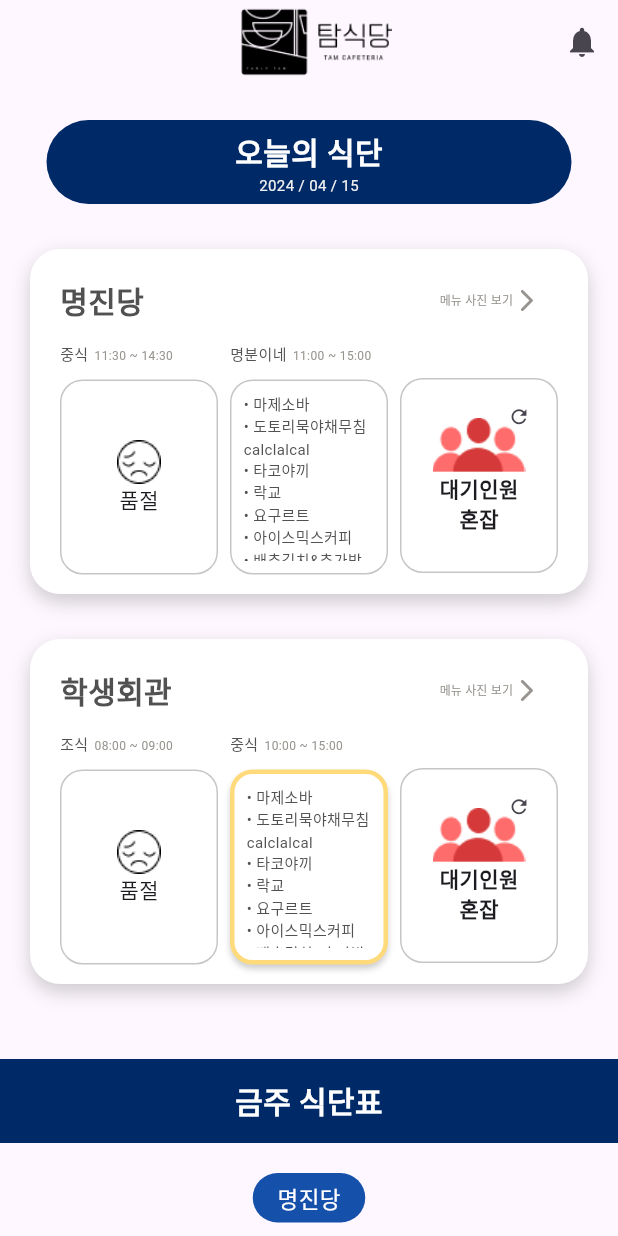
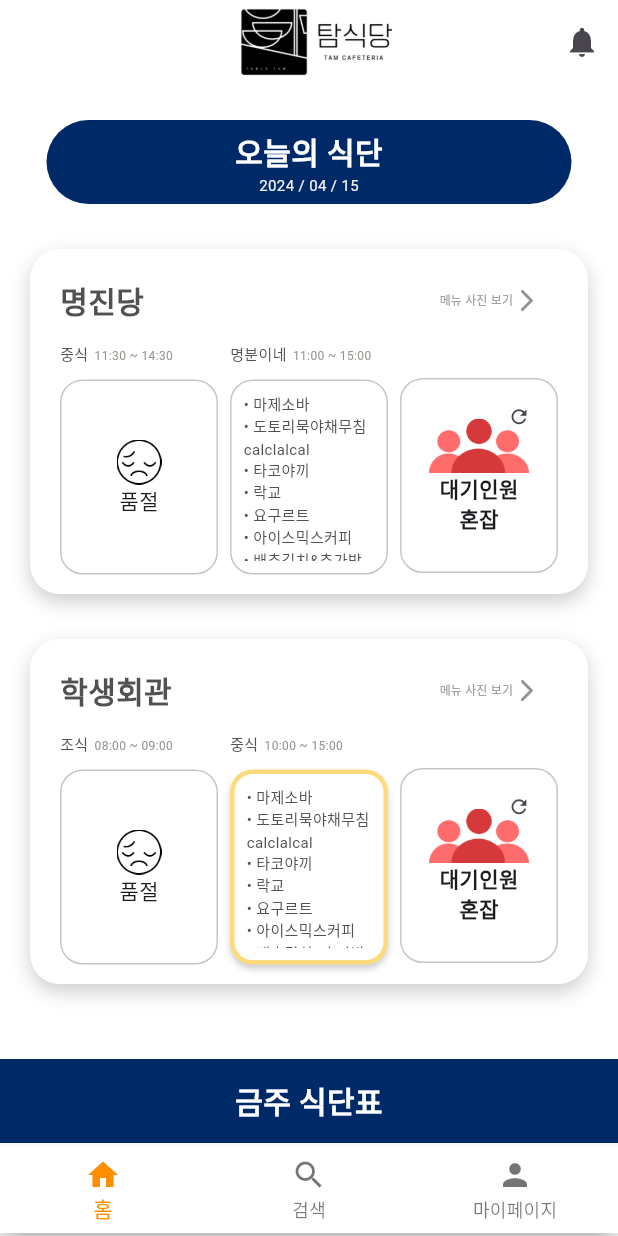
Before and after one commit to Team-Fiveguys/TAM-Cafeteria-Front, a Flutter app: the screen it shows after launch, on a phone screen of 412 x 824 dp. Run offline on Flutter 3.47's test engine with Material 3 defaults, Android fonts, the phone set to English and light mode, and no system bars; key blocks and very long unbroken strings in the code were emptied for the run.

Commit message:
bottom bar 제작, 아이콘 사진 변경 및 추가, 마이페이지 class 생성

```diff
--- a/lib/main.dart
+++ b/lib/main.dart
@@ -1,5 +1,7 @@
 import 'package:flutter/material.dart';
+import 'package:flutter/rendering.dart';
 import 'package:tam_cafeteria_front/screens/main_screen.dart';
+import 'package:tam_cafeteria_front/screens/my_page_screen.dart';
 import 'package:tam_cafeteria_front/screens/notification_screen.dart';
 import 'package:tam_cafeteria_front/services/api_service.dart';
 
@@ -7,16 +9,72 @@ void main() {
   runApp(const App());
 }
 
-class App extends StatelessWidget {
+class App extends StatefulWidget {
   const App({super.key});
 
   @override
+  State<App> createState() => _AppState();
+}
+
+class _AppState extends State<App> {
+  int _selectedIndex = 0; // 현재 선택된 탭의 인덱스
+
+  final ScrollController _scrollController = ScrollController();
+  bool _isVisible = true;
+
+  @override
+  void initState() {
+    super.initState();
+    _scrollController.addListener(() {
+      if (_scrollController.position.userScrollDirection ==
+          ScrollDirection.reverse) {
+        if (_isVisible == true) {
+          setState(() {
+            _isVisible = false;
+          });
+        }
+      } else {
+        if (_scrollController.position.userScrollDirection ==
+            ScrollDirection.forward) {
+          if (_isVisible == false) {
+            setState(() {
+              _isVisible = true;
+            });
+          }
+        }
+      }
+    });
+  }
+
+  @override
+  void dispose() {
+    _scrollController.dispose();
+    super.dispose();
+  }
+
+  // 탭에 따라 표시될 페이지를 결정하는 함수
+  static final List<Widget> _widgetOptions = <Widget>[
+    MainScreen(),
+    const Text(
+      '검색',
+      style: TextStyle(fontSize: 35, fontWeight: FontWeight.bold),
+    ),
+    const MyPage(),
+  ];
+
+  // 사용자가 탭을 선택했을 때 호출되는 함수
+  void _onItemTapped(int index) {
+    setState(() {
+      _selectedIndex = index; // 선택된 탭의 인덱스를 업데이트
+    });
+  }
 
   // This widget is the root of your application.
   @override
   Widget build(BuildContext context) {
     return MaterialApp(
       theme: ThemeData(
+        scaffoldBackgroundColor: Colors.white,
         primaryColor: const Color(0xFF3e3e3e),
         primaryColorLight: const Color(0xFF97948f),
         primaryColorDark: const Color(0xFF515151),
@@ -25,9 +83,39 @@ class App extends StatelessWidget {
         canvasColor: const Color(0xFF002967),
       ),
       home: Scaffold(
+        bottomNavigationBar: AnimatedContainer(
+          duration: const Duration(milliseconds: 400),
+          height: _isVisible ? 60.0 : 0.0,
+          child: Wrap(
+            children: [
+              BottomNavigationBar(
+                backgroundColor: Colors.white,
+                items: const <BottomNavigationBarItem>[
+                  BottomNavigationBarItem(
+                    icon: Icon(Icons.home),
+                    label: '홈',
+                  ),
+                  BottomNavigationBarItem(
+                    icon: Icon(Icons.search),
+                    label: '검색',
+                  ),
+                  BottomNavigationBarItem(
+                    icon: Icon(Icons.person),
+                    label: '마이페이지',
+                  ),
+                ],
+                currentIndex: _selectedIndex, // 현재 선택된 탭의 인덱스
+                selectedItemColor: Colors.amber[800],
+                onTap: _onItemTapped, // 탭 선택 시 호출될 함수
+              ),
+            ],
+          ),
+        ),
         appBar: PreferredSize(
           preferredSize: const Size.fromHeight(60),
           child: AppBar(
+            scrolledUnderElevation: 0,
+            backgroundColor: Colors.white,
             leading: const Opacity(
               // 투명한 아이콘 버튼 추가
               opacity: 0.0,
@@ -58,12 +146,9 @@ class App extends StatelessWidget {
                   // Expanded로 Row의 자식을 감싸서 중앙 정렬 유지
                   child: SizedBox(
                     height: 50,
-                    child: Padding(
-                      padding: const EdgeInsets.symmetric(vertical: 0),
-                      child: Image.asset(
-                        'assets/images/app_bar_logo.png',
-                        fit: BoxFit.contain,
-                      ),
+                    child: Image.asset(
+                      'assets/images/app_bar_logo.png',
+                      fit: BoxFit.contain,
                     ),
                   ),
                 ),
@@ -71,7 +156,10 @@ class App extends StatelessWidget {
             ),
           ),
         ),
-        body: MainScreen(),
+        body: SingleChildScrollView(
+          controller: _scrollController,
+          child: _widgetOptions.elementAt(_selectedIndex),
+        ),
       ),
     );
   }
--- a/lib/screens/main_screen.dart
+++ b/lib/screens/main_screen.dart
@@ -5,7 +5,9 @@ import 'package:tam_cafeteria_front/widgets/today_menu_info_widget.dart';
 import 'package:tam_cafeteria_front/widgets/week_menu_info_widget.dart';
 
 class MainScreen extends StatelessWidget {
-  MainScreen({super.key});
+  MainScreen({
+    super.key,
+  });
 
   final DateTime now = DateTime.now();
   final DateFormat dateFormat = DateFormat('yyyy / MM / dd');
@@ -25,8 +27,7 @@ class MainScreen extends StatelessWidget {
 
     Cafeteria cafeteriaMyongjin = Cafeteria.fromJson(myongjin);
     Cafeteria cafeteriaHakgwan = Cafeteria.fromJson(hakgwan);
-    return SingleChildScrollView(
-      child: Column(
+    return Column(
       children: [
         Padding(
           padding: const EdgeInsets.all(20),
@@ -125,7 +126,6 @@ class MainScreen extends StatelessWidget {
           ],
         )
       ],
-      ),
     );
   }
 }
--- /dev/null
+++ b/lib/screens/my_page_screen.dart
@@ -0,0 +1,52 @@
+import 'package:flutter/material.dart';
+
+class MyPage extends StatelessWidget {
+  const MyPage({super.key});
+
+  @override
+  Widget build(BuildContext context) {
+    return Column(
+      children: [
+        Padding(
+          padding: const EdgeInsets.all(20),
+          child: Column(
+            crossAxisAlignment: CrossAxisAlignment.center,
+            children: [
+              Container(
+                alignment: Alignment.center,
+                decoration: BoxDecoration(
+                  borderRadius: BorderRadiusDirectional.circular(36),
+                  color: Theme.of(context).canvasColor,
+                ),
+                width: 350,
+                height: 56,
+                child: const Padding(
+                  padding: EdgeInsets.symmetric(
+                    vertical: 5,
+                  ),
+                  child: Column(
+                    mainAxisAlignment: MainAxisAlignment.center,
+                    // crossAxisAlignment: CrossAxisAlignment.center,
+                    children: [
+                      Text(
+                        '오늘의 식단',
+                        style: TextStyle(
+                          color: Colors.white,
+                          fontSize: 20,
+                          fontWeight: FontWeight.bold,
+                        ),
+                      ),
+                    ],
+                  ),
+                ),
+              ),
+              const SizedBox(
+                height: 30,
+              ),
+            ],
+          ),
+        ),
+      ],
+    );
+  }
+}
--- a/lib/screens/notification_screen.dart
+++ b/lib/screens/notification_screen.dart
@@ -9,6 +9,8 @@ class NotificationCenter extends StatelessWidget {
       appBar: PreferredSize(
         preferredSize: const Size.fromHeight(60),
         child: AppBar(
+          scrolledUnderElevation: 0,
+          backgroundColor: Colors.white,
           automaticallyImplyLeading: false,
           title: Row(
             mainAxisAlignment: MainAxisAlignment.center,
@@ -17,12 +19,9 @@ class NotificationCenter extends StatelessWidget {
                 // Expanded로 Row의 자식을 감싸서 중앙 정렬 유지
                 child: SizedBox(
                   height: 50,
-                  child: Padding(
-                    padding: const EdgeInsets.symmetric(vertical: 5),
-                    child: Image.asset(
-                      'assets/images/app_bar_logo.png',
-                      fit: BoxFit.contain,
-                    ),
+                  child: Image.asset(
+                    'assets/images/app_bar_logo.png',
+                    fit: BoxFit.contain,
                   ),
                 ),
               ),
--- a/lib/widgets/today_menu_info_widget.dart
+++ b/lib/widgets/today_menu_info_widget.dart
@@ -269,7 +269,12 @@ class TodayMenuInfo extends StatelessWidget {
                                         CrossAxisAlignment.center,
                                     mainAxisAlignment: MainAxisAlignment.center,
                                     children: [
-                                      Image.asset('assets/images/soldOut.png'),
+                                      SizedBox(
+                                        width: 30,
+                                        height: 30,
+                                        child: Image.asset(
+                                            'assets/images/soldOut.png'),
+                                      ),
                                       const Text('품절'),
                                     ],
                                   )
@@ -367,9 +372,13 @@ class TodayMenuInfo extends StatelessWidget {
                               child: Column(
                                 mainAxisAlignment: MainAxisAlignment.center,
                                 children: [
-                                  Image.asset(
-                                    'assets/images/waitingBusy.png',
-                                    fit: BoxFit.contain,
+                                  SizedBox(
+                                    width: 67,
+                                    height: 36,
+                                    child: Image.asset(
+                                      'assets/images/veryBusy.png',
+                                      fit: BoxFit.contain,
+                                    ),
                                   ),
                                   const Text(
                                     '대기인원',
--- a/lib/widgets/week_menu_info_widget.dart
+++ b/lib/widgets/week_menu_info_widget.dart
@@ -150,11 +150,20 @@ class WeekMenuInfo extends StatelessWidget {
               const SizedBox(
                 height: 20,
               ),
-              SizedBox(
-                height: 150, // ListView의 높이를 설정합니다.
-                child: ListView.builder(
+              Padding(
+                padding: const EdgeInsets.symmetric(
+                  horizontal: 10,
+                ),
+                child: SizedBox(
+                  height: 177, // ListView의 높이를 설정합니다.
+                  child: ListView.separated(
                     scrollDirection: Axis.horizontal, // 가로 방향으로 스크롤되도록 설정합니다.
-                  itemCount: reorderedDays.length, // 아이템의 개수를 설정합니다.
+                    itemCount: reorderedDays.length,
+                    separatorBuilder: (context, index) {
+                      return const SizedBox(
+                        width: 5,
+                      );
+                    },
                     itemBuilder: (context, index) {
                       return Container(
                         decoration: BoxDecoration(
@@ -166,11 +175,10 @@ class WeekMenuInfo extends StatelessWidget {
                               offset: const Offset(0, 0), // 그림자 위치 조정
                             ),
                           ],
-                        borderRadius: BorderRadius.circular(
-                            15), // 여기에 borderRadius를 추가하여 그림자에도 적용됩니다.
-                        color: Colors.white, // 이 컨테이너의 배경색도 설정할 수 있습니다.
+                          borderRadius: BorderRadius.circular(15),
+                          color: Colors.white,
                         ),
-                      width: 100,
+                        width: 130,
                         margin: const EdgeInsets.symmetric(
                           horizontal: 5,
                           vertical: 5,
@@ -196,7 +204,7 @@ class WeekMenuInfo extends StatelessWidget {
                                 style: TextStyle(color: getTextColor(index)),
                               ),
                               const SizedBox(
-                              height: 10,
+                                height: 5,
                               ),
                               if (menuList[(today - 1 + index) % 7].isEmpty)
                                 const Center(
@@ -204,26 +212,36 @@ class WeekMenuInfo extends StatelessWidget {
                                     "미운영",
                                     style: TextStyle(
                                       color: Color(0xFF5A5A5A),
-                                    fontSize: 10,
+                                      fontSize: 15,
                                     ),
                                   ),
                                 )
                               else
-                              // 메뉴 리스트가 비어 있지 않은 경우, 각 메뉴 항목을 순회합니다.
-                              for (var menu
-                                  in menuList[(today - 1 + index) % 7])
+                                Expanded(
+                                  child: SingleChildScrollView(
+                                    child: Column(
+                                      crossAxisAlignment:
+                                          CrossAxisAlignment.start,
+                                      children: [
+                                        for (var menu in menuList[
+                                            (today - 1 + index) % 7])
                                           Text(
                                             "• $menu",
                                             style: const TextStyle(
                                               color: Color(0xFF5A5A5A),
-                                    fontSize: 8,
+                                              fontSize: 12,
                                             ),
-                                )
+                                          ),
+                                      ],
+                                    ),
+                                  ),
+                                ),
                             ],
                           ),
                         ),
                       );
                     },
+                  ),
                 ),
               ),
               const SizedBox(
@@ -268,11 +286,20 @@ class WeekMenuInfo extends StatelessWidget {
             const SizedBox(
               height: 20,
             ),
-            SizedBox(
-              height: 150, // ListView의 높이를 설정합니다.
-              child: ListView.builder(
+            Padding(
+              padding: const EdgeInsets.symmetric(
+                horizontal: 10,
+              ),
+              child: SizedBox(
+                height: 177, // ListView의 높이를 설정합니다.
+                child: ListView.separated(
                   scrollDirection: Axis.horizontal, // 가로 방향으로 스크롤되도록 설정합니다.
-                itemCount: reorderedDays.length, // 아이템의 개수를 설정합니다.
+                  itemCount: reorderedDays.length,
+                  separatorBuilder: (context, index) {
+                    return const SizedBox(
+                      width: 5,
+                    );
+                  },
                   itemBuilder: (context, index) {
                     return Container(
                       decoration: BoxDecoration(
@@ -284,11 +311,10 @@ class WeekMenuInfo extends StatelessWidget {
                             offset: const Offset(0, 0), // 그림자 위치 조정
                           ),
                         ],
-                      borderRadius: BorderRadius.circular(
-                          15), // 여기에 borderRadius를 추가하여 그림자에도 적용됩니다.
-                      color: Colors.white, // 이 컨테이너의 배경색도 설정할 수 있습니다.
+                        borderRadius: BorderRadius.circular(15),
+                        color: Colors.white,
                       ),
-                    width: 100,
+                      width: 130,
                       margin: const EdgeInsets.symmetric(
                         horizontal: 5,
                         vertical: 5,
@@ -314,7 +340,7 @@ class WeekMenuInfo extends StatelessWidget {
                               style: TextStyle(color: getTextColor(index)),
                             ),
                             const SizedBox(
-                            height: 10,
+                              height: 5,
                             ),
                             if (menuList[(today - 1 + index) % 7].isEmpty)
                               const Center(
@@ -322,25 +348,36 @@ class WeekMenuInfo extends StatelessWidget {
                                   "미운영",
                                   style: TextStyle(
                                     color: Color(0xFF5A5A5A),
-                                  fontSize: 10,
+                                    fontSize: 15,
                                   ),
                                 ),
                               )
                             else
-                            // 메뉴 리스트가 비어 있지 않은 경우, 각 메뉴 항목을 순회합니다.
-                            for (var menu in menuList[(today - 1 + index) % 7])
+                              Expanded(
+                                child: SingleChildScrollView(
+                                  child: Column(
+                                    crossAxisAlignment:
+                                        CrossAxisAlignment.start,
+                                    children: [
+                                      for (var menu
+                                          in menuList[(today - 1 + index) % 7])
                                         Text(
                                           "• $menu",
                                           style: const TextStyle(
                                             color: Color(0xFF5A5A5A),
-                                  fontSize: 8,
+                                            fontSize: 12,
                                           ),
-                              )
+                                        ),
+                                    ],
+                                  ),
+                                ),
+                              ),
                           ],
                         ),
                       ),
                     );
                   },
+                ),
               ),
             ),
             const SizedBox(
--- a/pubspec.yaml
+++ b/pubspec.yaml
@@ -60,7 +60,10 @@ flutter:
   # To add assets to your application, add an assets section, like this:
   assets:
     - assets/images/app_bar_logo.png
-    - assets/images/waitingBusy.png
+    - assets/images/veryBusy.png
+    - assets/images/busy.png
+    - assets/images/easy.png
+    - assets/images/normal.png
     - assets/images/soldOut.png
   #   - images/a_dot_burr.jpeg
   #   - images/a_dot_ham.jpeg
```
Also changed, not shown: assets/images/app_bar_logo.png, assets/images/busy.png (added), assets/images/easy.png (added), assets/images/normal.png (added), assets/images/soldOut.png, assets/images/veryBusy.png (added). Lines whose indentation alone changed are shown as unchanged.
